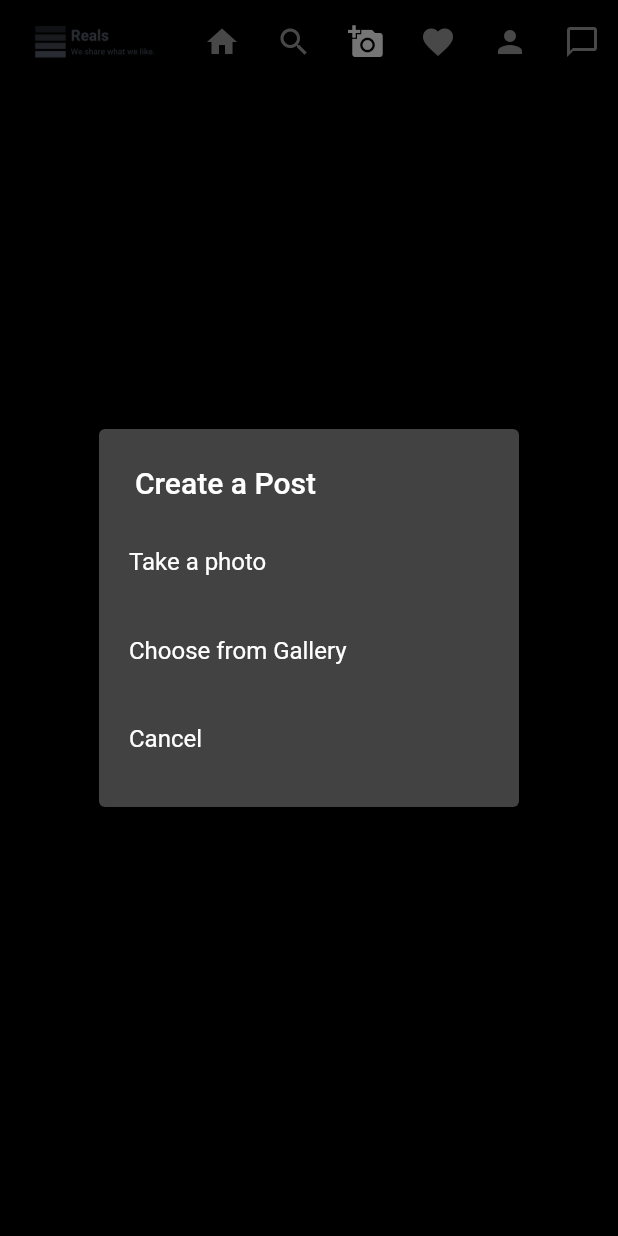
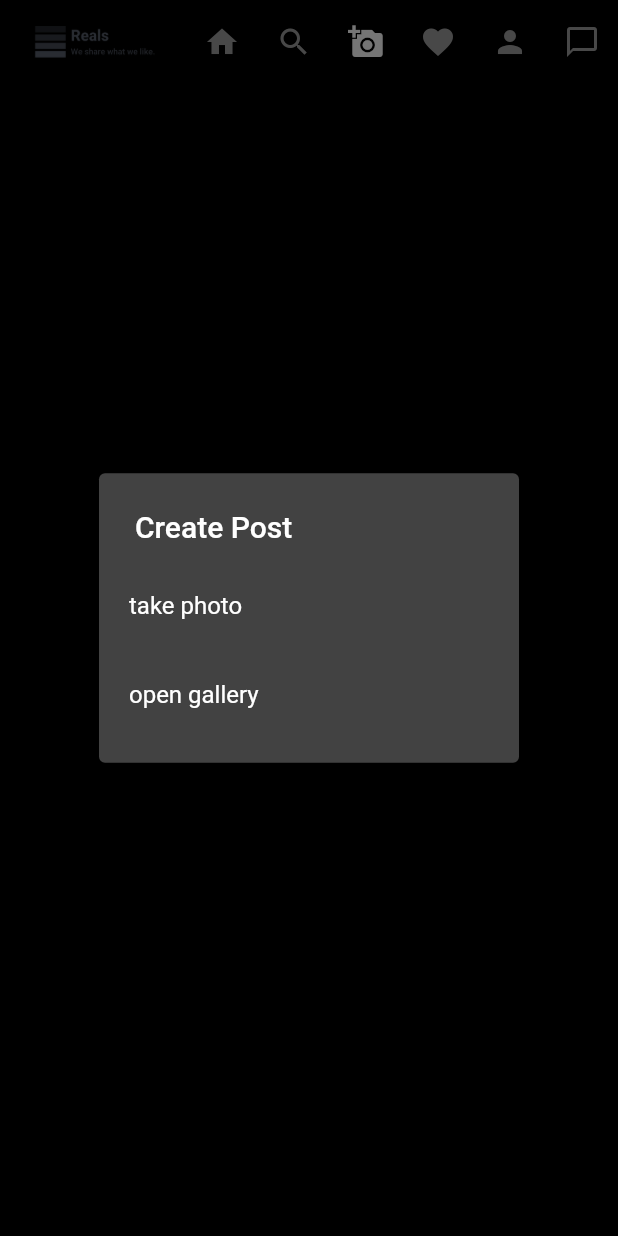
Before and after one commit to Domson12/Reals, a Flutter app: the WebScreenLayout screen opened directly, after a tap on the "search" icon, after a tap on the "add a photo" icon, after a tap on the "upload" icon, on a phone screen of 412 x 824 dp. Run offline on Flutter 3.47's test engine with Material 2 defaults, Android fonts, the phone set to English and light mode, and no system bars; our stand-ins replace cloud_firestore, firebase_auth, firebase_core, firebase_storage, flutter_vector_icons, image_picker; accounts and stored records are empty; network calls fail.

Commit message:
posts added to profile screen, some bug fixes

```diff
--- a/lib/components/animation/like_animation.dart
+++ b/lib/components/animation/like_animation.dart
@@ -35,6 +35,7 @@ class _LikeAnimationState extends State<LikeAnimation>
     scale = Tween<double>(begin: 1, end: 1.2).animate(animationController);
   }
 
+
   @override
   void didUpdateWidget(covariant LikeAnimation oldWidget) {
     super.didUpdateWidget(oldWidget);
@@ -59,8 +60,8 @@ class _LikeAnimationState extends State<LikeAnimation>
 
   @override
   void dispose() {
+    animationController.dispose();
     super.dispose();
-    animationController.dispose();
   }
 
   @override
--- a/lib/components/widgets/post_card.dart
+++ b/lib/components/widgets/post_card.dart
@@ -104,7 +104,7 @@ class _PostCardState extends State<PostCard> {
                                       Navigator.of(context).pop();
                                     } else {
                                       const SnackBar(
-                                        content: Text('it is not your post'),
+                                        content: Text('its not your post'),
                                       );
                                     }
                                   },
--- a/lib/responsive/web_screen_layout.dart
+++ b/lib/responsive/web_screen_layout.dart
@@ -22,8 +22,8 @@ class _WebScreenLayoutState extends State<WebScreenLayout> {
 
   @override
   void dispose() {
+    super.dispose();
     pageController.dispose();
-    super.dispose();
   }
 
   void navigationTap(int page) {
--- a/lib/screens/ProfileScreen/profile_screen.dart
+++ b/lib/screens/ProfileScreen/profile_screen.dart
@@ -1,6 +1,7 @@
 import 'package:flutter/material.dart';
 import 'package:firebase_auth/firebase_auth.dart';
 import 'package:cloud_firestore/cloud_firestore.dart';
+import 'package:flutter_staggered_grid_view/flutter_staggered_grid_view.dart';
 import 'package:reals/components/widgets/build_stat_column.dart';
 import 'package:reals/resources/auth_methods.dart';
 import '../../components/widgets/profile_button.dart';
@@ -10,6 +11,7 @@ import '../loginScreen/login_screen.dart';
 
 class ProfileScreen extends StatefulWidget {
   final String uid;
+
 
   const ProfileScreen({Key? key, required this.uid}) : super(key: key);
 
@@ -95,8 +97,8 @@ class _ProfileScreenState extends State<ProfileScreen> {
     return Scaffold(
       appBar: AppBar(
         backgroundColor: mobileBackgroundColor,
-        title: Text(
-          userData['username'] ?? '',
+        title: const Text(
+          'Profile Page',
         ),
         centerTitle: false,
       ),
@@ -104,14 +106,11 @@ class _ProfileScreenState extends State<ProfileScreen> {
           ? const Center(
               child: CircularProgressIndicator(),
             )
-          : ListView(
-              children: [
+          : ListView(children: [
               Padding(
                 padding: const EdgeInsets.all(16),
-                  child: Column(
-                    children: [
-                      Row(
-                        children: [
+                child: Column(children: [
+                  Row(children: [
                     Column(
                       mainAxisAlignment: MainAxisAlignment.center,
                       mainAxisSize: MainAxisSize.max,
@@ -139,12 +138,10 @@ class _ProfileScreenState extends State<ProfileScreen> {
                     ),
                     Expanded(
                       flex: 1,
-                            child: Column(
-                              children: [
+                      child: Column(children: [
                         Row(
                           mainAxisSize: MainAxisSize.max,
-                                  mainAxisAlignment:
-                                      MainAxisAlignment.spaceEvenly,
+                          mainAxisAlignment: MainAxisAlignment.spaceEvenly,
                           children: [
                             buildStatColumn(
                               postLen,
@@ -171,16 +168,47 @@ class _ProfileScreenState extends State<ProfileScreen> {
                           textColor: Colors.black,
                           padding: 0,
                         ),
-                              ],
+                      ]),
                     ),
+                  ]),
+                ]),
               ),
-                        ],
+              FutureBuilder(
+                  future: FirebaseFirestore.instance
+                      .collection('post')
+                      .where('uid',
+                          isEqualTo: FirebaseAuth.instance.currentUser!.uid)
+                      .get(),
+                  builder: (context,
+                      AsyncSnapshot<QuerySnapshot<Map<String, dynamic>>>
+                          snapshot) {
+                    if (!snapshot.hasData) {
+                      return const Center(
+                        child: CircularProgressIndicator(),
+                      );
+                    }
+                    return InkWell(
+                      onTap: () {},
+                      child: Container(
+                        height: 500,
+                        child: MasonryGridView.builder(
+                            scrollDirection: Axis.vertical,
+                            gridDelegate:
+                                const SliverSimpleGridDelegateWithFixedCrossAxisCount(
+                                    crossAxisCount: 2),
+                            itemCount: snapshot.data!.docs.length,
+                            mainAxisSpacing: 10,
+                            crossAxisSpacing: 10,
+                            itemBuilder: (context, index) {
+                              return ClipRRect(
+                                child: Image.network(
+                                    snapshot.data!.docs[index]['postUrl']),
+                              );
+                            }),
                       ),
-                    ],
-                  ),
-                ),
-              ],
-            ),
+                    );
+                  }),
+            ]),
     );
   }
 }
--- a/lib/screens/addPostScreen/add_post_screen.dart
+++ b/lib/screens/addPostScreen/add_post_screen.dart
@@ -3,109 +3,29 @@ import 'dart:typed_data';
 import 'package:flutter/material.dart';
 import 'package:image_picker/image_picker.dart';
 import 'package:provider/provider.dart';
+import 'package:reals/providers/user_provider.dart';
+import 'package:reals/resources/firestore_methods.dart';
+import 'package:reals/utils/colors.dart';
+import 'package:reals/utils/utils.dart';
 
-import '../../providers/user_provider.dart';
-import '../../resources/firestore_methods.dart';
-import '../../utils/colors.dart';
-import '../../utils/utils.dart';
+import '../../model/user_model.dart';
 
 class AddPostScreen extends StatefulWidget {
   const AddPostScreen({Key? key}) : super(key: key);
 
   @override
-  _AddPostScreenState createState() => _AddPostScreenState();
+  State<AddPostScreen> createState() => _AddPostScreenState();
 }
 
 class _AddPostScreenState extends State<AddPostScreen> {
   Uint8List? _file;
-  bool isLoading = false;
-  final TextEditingController _descriptionController = TextEditingController();
+  late TextEditingController _descriptionController = TextEditingController();
+  bool _isLoading = false;
 
-  _selectImage(BuildContext parentContext) async {
-    return showDialog(
-      context: parentContext,
-      builder: (BuildContext context) {
-        return SimpleDialog(
-          title: const Text('Create a Post'),
-          children: <Widget>[
-            SimpleDialogOption(
-                padding: const EdgeInsets.all(20),
-                child: const Text('Take a photo'),
-                onPressed: () async {
-                  Navigator.pop(context);
-                  Uint8List file = await pickImage(ImageSource.camera);
-                  setState(() {
-                    _file = file;
-                  });
-                }),
-            SimpleDialogOption(
-                padding: const EdgeInsets.all(20),
-                child: const Text('Choose from Gallery'),
-                onPressed: () async {
-                  Navigator.of(context).pop();
-                  Uint8List file = await pickImage(ImageSource.gallery);
-                  setState(() {
-                    _file = file;
-                  });
-                }),
-            SimpleDialogOption(
-              padding: const EdgeInsets.all(20),
-              child: const Text("Cancel"),
-              onPressed: () {
-                Navigator.pop(context);
-              },
-            )
-          ],
-        );
-      },
-    );
-  }
-
-  void postImage(String uid, String username, String profImage) async {
-    setState(() {
-      isLoading = true;
-    });
-    // start the loading
-    try {
-      // upload to storage and db
-      String res = await FirestoreMethods().uploadPost(
-        _descriptionController.text,
-        _file!,
-        uid,
-        username,
-        profImage,
-      );
-      if (res == "success") {
-        setState(() {
-          isLoading = false;
-        });
-        if (context.mounted) {
-          showSnackBar(
-            context,
-            'Posted!',
-          );
-        }
-        clearImage();
-      } else {
-        if (context.mounted) {
-          showSnackBar(context, res);
-        }
-      }
-    } catch (err) {
-      setState(() {
-        isLoading = false;
-      });
-      showSnackBar(
-        context,
-        err.toString(),
-      );
-    }
-  }
-
-  void clearImage() {
-    setState(() {
-      _file = null;
-    });
+  @override
+  void initState() {
+    _descriptionController = TextEditingController();
+    super.initState();
   }
 
   @override
@@ -114,89 +34,152 @@ class _AddPostScreenState extends State<AddPostScreen> {
     _descriptionController.dispose();
   }
 
+  _selectImage(BuildContext context) async {
+    return showDialog(
+        context: context,
+        builder: (context) {
+          return SimpleDialog(
+            title: const Text('Create Post'),
+            children: [
+              SimpleDialogOption(
+                padding: const EdgeInsets.all(20),
+                child: const Text('take photo'),
+                onPressed: () async {
+                  Navigator.of(context).pop();
+                  Uint8List file = await pickImage(ImageSource.camera);
+                  setState(() {
+                    _file = file;
+                  });
+                },
+              ),
+              SimpleDialogOption(
+                padding: const EdgeInsets.all(20),
+                child: const Text('open gallery'),
+                onPressed: () async {
+                  Navigator.of(context).pop();
+                  Uint8List file = await pickImage(ImageSource.gallery);
+                  setState(() {
+                    _file = file;
+                  });
+                },
+              ),
+            ],
+          );
+        });
+  }
+
+  _postImage(String uid, String username, String image) async {
+    setState(() {
+      _isLoading = true;
+    });
+    try {
+      String resource = await FirestoreMethods().uploadPost(
+        _descriptionController.text,
+        _file!,
+        uid,
+        username,
+        image,
+      );
+      if (resource == 'success') {
+        setState(() {
+          _isLoading = false;
+        });
+        _clearImage();
+        showSnackBar(context, 'posted');
+      } else {
+        setState(() {
+          _isLoading = false;
+        });
+        showSnackBar(context, resource);
+      }
+    } catch (e) {
+      showSnackBar(context, e.toString());
+    }
+  }
+
+  _clearImage() {
+    setState(() {
+      _file = null;
+    });
+  }
+
   @override
   Widget build(BuildContext context) {
-    final UserProvider userProvider = Provider.of<UserProvider>(context);
+    final UserModel user = Provider.of<UserProvider>(context).getUser;
 
     return _file == null
-        ? Center(
+        ? Scaffold(
+          body: Center(
               child: IconButton(
-              icon: const Icon(
-                Icons.upload,
+                icon: const Icon(Icons.upload),
+                onPressed: () => _selectImage(context),
               ),
-              onPressed: () => _selectImage(context),
             ),
         )
         : Scaffold(
             appBar: AppBar(
               backgroundColor: mobileBackgroundColor,
               leading: IconButton(
+                onPressed: _clearImage,
                 icon: const Icon(Icons.arrow_back),
-                onPressed: clearImage,
               ),
-              title: const Text(
-                'Post to',
+              title: const Text('Post to'),
+              centerTitle: false,
+              actions: [
+                TextButton(
+                  onPressed: () => _postImage(
+                    user.uid,
+                    user.username,
+                    user.photoUrl,
                   ),
-              centerTitle: false,
-              actions: <Widget>[
-                TextButton(
-                  onPressed: () => postImage(
-                    userProvider.getUser.uid,
-                    userProvider.getUser.username,
-                    userProvider.getUser.photoUrl,
-                  ),
-                  child: const Text(
-                    "Post",
-                    style: TextStyle(
-                        color: Colors.blueAccent,
-                        fontWeight: FontWeight.bold,
-                        fontSize: 16.0),
-                  ),
+                  child: const Icon(
+                   Icons.send,
+                  )
                 )
               ],
             ),
-            // POST FORM
             body: Column(
-              children: <Widget>[
-                isLoading
+              children: [
+                _isLoading
                     ? const LinearProgressIndicator()
-                    : const Padding(padding: EdgeInsets.only(top: 0.0)),
+                    : const SizedBox(height: 4),
                 const Divider(),
-                Row(
-                  mainAxisAlignment: MainAxisAlignment.spaceAround,
+                Padding(
+                  padding: const EdgeInsets.all(8.0),
+                  child: Row(
                     crossAxisAlignment: CrossAxisAlignment.start,
-                  children: <Widget>[
+                    children: [
                       CircleAvatar(
-                      backgroundImage: NetworkImage(
-                        userProvider.getUser.photoUrl,
+                        backgroundImage: NetworkImage(user.photoUrl),
                       ),
-                    ),
-                    SizedBox(
-                      width: MediaQuery.of(context).size.width * 0.3,
+                      const SizedBox(width: 8),
+                      Expanded(
                         child: TextField(
                           controller: _descriptionController,
                           decoration: const InputDecoration(
-                            hintText: "Write a caption...",
-                            border: InputBorder.none),
+                            hintText: 'description...',
+                            border: InputBorder.none,
+                          ),
                           maxLines: 8,
                         ),
                       ),
+                    ],
+                  ),
+                ),
+                const SizedBox(height: 8),
                 SizedBox(
-                      height: 45.0,
-                      width: 45.0,
-                      child: AspectRatio(
-                        aspectRatio: 487 / 451,
+                  height: 200,
+                  child: Padding(
+                    padding: const EdgeInsets.symmetric(horizontal: 16),
                     child: Container(
                       decoration: BoxDecoration(
                         image: DecorationImage(
-                            fit: BoxFit.fill,
-                            alignment: FractionalOffset.topCenter,
                           image: MemoryImage(_file!),
-                          )),
+                          fit: BoxFit.cover,
                         ),
                       ),
                     ),
-                  ],
+                  ),
                 ),
                 const Divider(),
               ],
--- a/lib/screens/commentScreen/comment_screen.dart
+++ b/lib/screens/commentScreen/comment_screen.dart
@@ -45,6 +45,11 @@ class _CommentScreenState extends State<CommentScreen> {
         err.toString(),
       );
     }
+  }
+  @override
+  void dispose() {
+    super.dispose();
+    commentEditingController.dispose();
   }
 
   @override
--- a/lib/screens/loginScreen/login_screen.dart
+++ b/lib/screens/loginScreen/login_screen.dart
@@ -5,7 +5,6 @@ import 'package:reals/utils/colors.dart';
 import 'package:reals/resources/auth_methods.dart';
 import 'package:reals/utils/global_variables.dart';
 import 'package:reals/utils/utils.dart';
-import '../../providers/user_provider.dart';
 import '../../responsive/mobile_screen_layout.dart';
 import '../../responsive/responisve_layout_screen.dart';
 import '../../responsive/web_screen_layout.dart';
@@ -37,7 +36,6 @@ class _LoginScreenState extends State<LoginScreen> {
         email: _emailController.text, password: _passwordController.text);
     if (authResult != "success") {
       showSnackBar(context, authResult);
-      UserProvider().refreshUser();
     } else {
       Navigator.of(context).pushReplacement(
         MaterialPageRoute(
--- a/lib/screens/searchScreen/search_screen.dart
+++ b/lib/screens/searchScreen/search_screen.dart
@@ -74,8 +74,7 @@ class _SearchScreenState extends State<SearchScreen> {
                     );
                   },
                 );
-              },
-            )
+              })
           : FutureBuilder(
               future: FirebaseFirestore.instance.collection('post').get(),
               builder: (context,
@@ -86,8 +85,7 @@ class _SearchScreenState extends State<SearchScreen> {
                   );
                 }
                 return InkWell(
-                  onTap: () {
-                  },
+                  onTap: () {},
                   child: MasonryGridView.builder(
                       scrollDirection: Axis.vertical,
                       gridDelegate:
--- a/lib/screens/signupScreen/signup_screen.dart
+++ b/lib/screens/signupScreen/signup_screen.dart
@@ -2,7 +2,6 @@ import 'package:flutter/foundation.dart';
 import 'package:flutter/material.dart';
 import 'package:image_picker/image_picker.dart';
 import 'package:reals/components/widgets/text_input_border.dart';
-import 'package:reals/providers/user_provider.dart';
 import 'package:reals/resources/auth_methods.dart';
 import 'package:reals/responsive/mobile_screen_layout.dart';
 import 'package:reals/responsive/responisve_layout_screen.dart';
@@ -81,7 +80,6 @@ class _SigninScreenState extends State<SigninScreen> {
 
     if (authResult != 'success') {
       showSnackBar(context, authResult);
-      UserProvider().refreshUser();
     } else {
       Navigator.of(context).pushReplacement(
         MaterialPageRoute(
```
Also changed, not shown: lib/responsive/mobile_screen_layout.dart (+2 -9 lines), 1 other file. Lines whose indentation alone changed are shown as unchanged.
